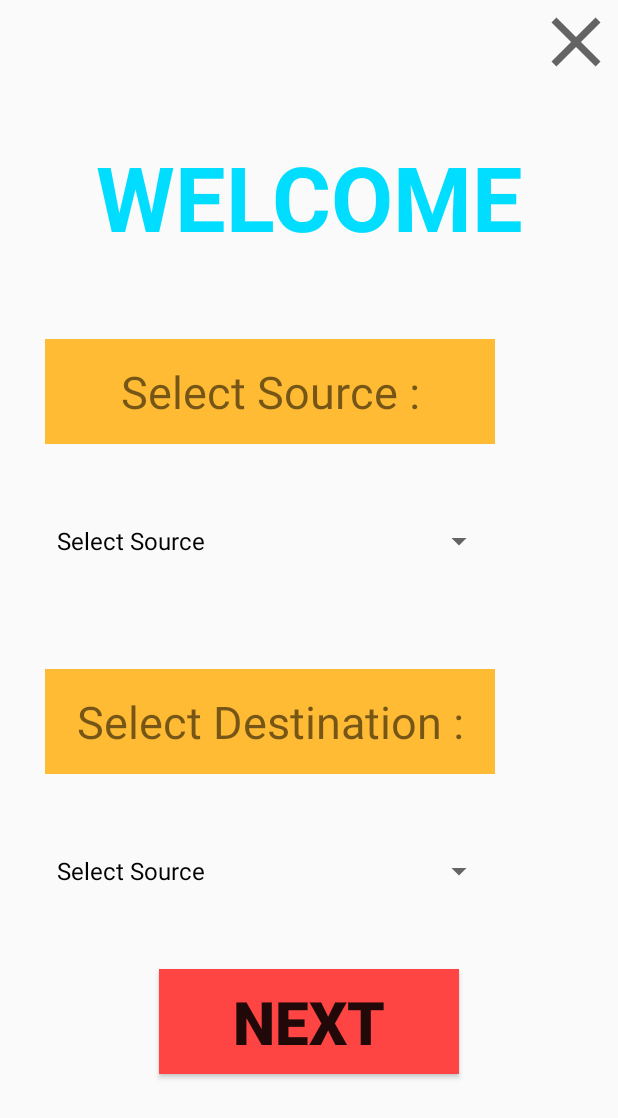
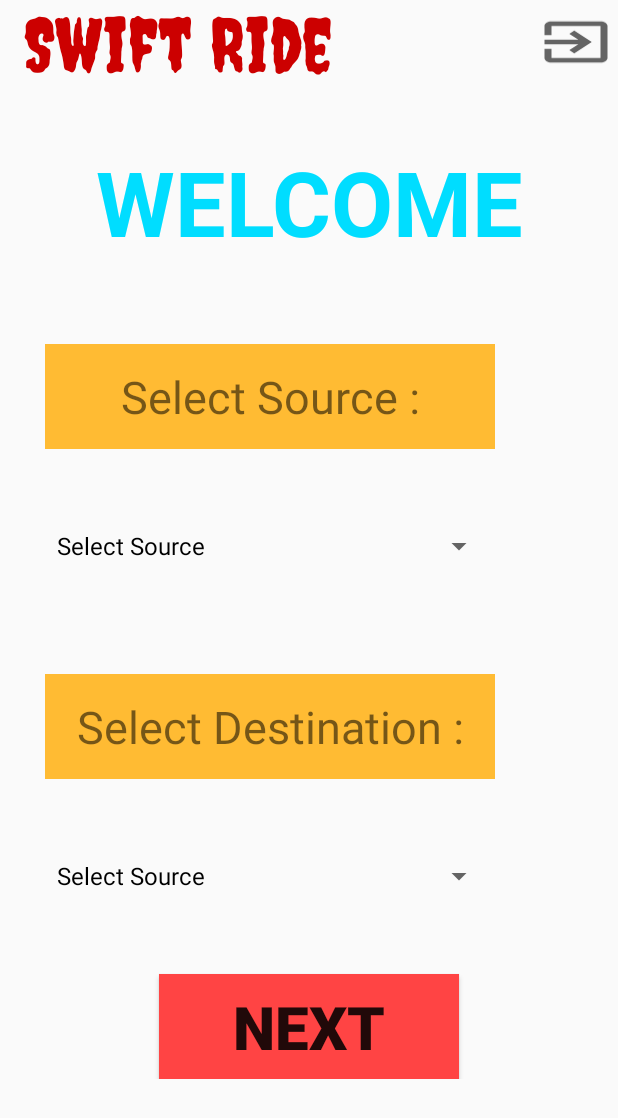
Before and after one commit to pjadhav138/BUS-Booking, an Android app: the Home screen opened directly, with no data from a screen before it, on a phone screen of 412 x 824 dp. Shown: the top 1118 px of the screen. Run offline under Robolectric (Android 15) with nearby library versions, the phone set to English and light mode, and no system bars.

Commit message:
recycler view onlong press= change and update sharedpreference objection session and all other class

```diff
--- a/app/src/main/AndroidManifest.xml
+++ b/app/src/main/AndroidManifest.xml
@@ -12,9 +12,6 @@
         <activity android:name=".view_bookings"></activity>
         <activity android:name=".HomeMain" />
         <activity android:name=".review_booking" />
-        <activity
-            android:name=".Select_bus"
-            android:exported="true" />
         <activity
             android:name=".Form"
             android:exported="true" />
--- a/app/src/main/java/com/example/practiceapp/Home.java
+++ b/app/src/main/java/com/example/practiceapp/Home.java
@@ -6,6 +6,7 @@ import android.app.AlertDialog;
 import android.content.DialogInterface;
 import android.content.Intent;
 import android.content.SharedPreferences;
+import android.graphics.Typeface;
 import android.os.Bundle;
 import android.util.Log;
 import android.view.View;
@@ -14,6 +15,7 @@ import android.widget.ArrayAdapter;
 import android.widget.Button;
 import android.widget.ImageView;
 import android.widget.Spinner;
+import android.widget.TextView;
 import android.widget.Toast;
 
 import org.json.JSONObject;
@@ -23,23 +25,29 @@ import static android.content.ContentValues.TAG;
 public class Home extends AppCompatActivity {
 
     Spinner source, destination;
+    TextView Logo;
     ImageView logout;
     Button next;
     String[] sourcelist = {"Select Source","Thane", "Mulund", "Bhandup", "Kanjur", "Vikroli", "Powai"};
  //   String[] destinationlist = {"Select Destination","Thane", "Mulund", "Bhandup", "Kanjur", "Vikroli", "Powai"};
-SharedPreferences preferences;
-SharedPreferences.Editor editor;
+    SessionManage session;
+
     @Override
     protected void onCreate(Bundle savedInstanceState) {
         super.onCreate(savedInstanceState);
         setContentView(R.layout.activity_home);
-        preferences = getSharedPreferences("MyApp",MODE_PRIVATE);
-        editor = preferences.edit();
+
+        session = new SessionManage(Home.this);
+
 
         source = findViewById(R.id.source);
         logout = findViewById(R.id.logout);
         destination = findViewById(R.id.destination);
         next = findViewById(R.id.next);
+
+        Logo = findViewById(R.id.logo);
+        Typeface font = Typeface.createFromAsset(getAssets(), "Creepster-Regular.ttf");
+        Logo.setTypeface(font);
 
         ArrayAdapter<String> adapter = new ArrayAdapter<>(Home.this, android.R.layout.simple_spinner_dropdown_item, sourcelist);
         source.setAdapter(adapter);
@@ -51,8 +59,7 @@ SharedPreferences.Editor editor;
             public void onClick(View v) {
                 startActivity(new Intent(Home.this,loginactivity.class));
                 finish();
-                editor.putBoolean("Is_login",false);
-                editor.commit();
+               session.setLoginStatus(false);
 
             }
         });
--- /dev/null
+++ b/app/src/main/res/drawable/log_out.xml
@@ -0,0 +1,10 @@
+<vector xmlns:android="http://schemas.android.com/apk/res/android"
+    android:width="15dp"
+    android:height="10dp"
+    android:viewportWidth="24"
+    android:viewportHeight="24"
+    android:tint="?attr/colorControlNormal">
+  <path
+      android:fillColor="@android:color/white"
+      android:pathData="M10.09,15.59L11.5,17l5,-5 -5,-5 -1.41,1.41L12.67,11H3v2h9.67l-2.58,2.59zM19,3H5c-1.11,0 -2,0.9 -2,2v4h2V5h14v14H5v-4H3v4c0,1.1 0.89,2 2,2h14c1.1,0 2,-0.9 2,-2V5c0,-1.1 -0.9,-2 -2,-2z"/>
+</vector>
--- a/app/src/main/res/layout/activity_home.xml
+++ b/app/src/main/res/layout/activity_home.xml
@@ -1,14 +1,30 @@
 <?xml version="1.0" encoding="utf-8"?>
-<LinearLayout android:layout_height="match_parent"
+
+<ScrollView xmlns:android="http://schemas.android.com/apk/res/android"
     android:layout_width="match_parent"
-    android:orientation="vertical"
-    xmlns:android="http://schemas.android.com/apk/res/android" >
+    android:layout_height="match_parent">
+
+    <LinearLayout xmlns:android="http://schemas.android.com/apk/res/android"
+        android:layout_width="match_parent"
+        android:layout_height="match_parent"
+        android:orientation="vertical">
+
         <androidx.appcompat.widget.Toolbar
             android:layout_width="match_parent"
             android:layout_height="wrap_content">
+
             <RelativeLayout
                 android:layout_width="match_parent"
                 android:layout_height="match_parent">
+
+                <TextView
+                    android:id="@+id/logo"
+                    android:layout_width="wrap_content"
+                    android:layout_height="wrap_content"
+                    android:text="Swift Ride"
+                    android:textColor="@android:color/holo_red_dark"
+                    android:textSize="50dp"></TextView>
+
 
                 <ImageView
                     android:id="@+id/logout"
@@ -16,35 +32,34 @@
                     android:layout_height="?attr/actionBarSize"
                     android:layout_alignParentRight="true"
                     android:layout_marginRight="0dp"
-      android:src="@drawable/ic_baseline_log_out" />
+                    android:src="@drawable/log_out" />
 
             </RelativeLayout>
         </androidx.appcompat.widget.Toolbar>
+
         <TextView
             android:layout_width="300dp"
             android:layout_height="150dp"
+            android:layout_gravity="center"
+            android:gravity="center"
             android:text="WELCOME"
-      android:gravity="center"
+            android:textColor="@android:color/holo_blue_bright"
             android:textSize="60dp"
-      android:layout_gravity="center"
-      android:textStyle="bold"
-      android:textColor="@android:color/holo_blue_bright">
-  </TextView>
+            android:textStyle="bold"></TextView>
 
 
         <TextView
             android:layout_width="300dp"
             android:layout_height="70dp"
-      android:textSize="30dp"
             android:layout_marginLeft="30dp"
             android:layout_marginTop="20dp"
-      android:text="Select Source :"
             android:background="@android:color/holo_orange_light"
             android:gravity="center"
+            android:text="Select Source :"
+            android:textSize="30dp"
             android:textStyle="normal">
 
         </TextView>
-
 
 
         <Spinner
@@ -52,21 +67,20 @@
             android:layout_width="300dp"
             android:layout_height="70dp"
             android:layout_margin="30dp"
-      android:textAlignment="center"
+            android:gravity="center"
             android:scrollbarStyle="outsideOverlay"
-      android:gravity="center">
-  </Spinner>
+            android:textAlignment="center"></Spinner>
 
 
         <TextView
             android:layout_width="300dp"
             android:layout_height="70dp"
-      android:textSize="30dp"
             android:layout_marginLeft="30dp"
             android:layout_marginTop="20dp"
-      android:text="Select Destination :"
             android:background="@android:color/holo_orange_light"
             android:gravity="center"
+            android:text="Select Destination :"
+            android:textSize="30dp"
             android:textStyle="normal">
 
         </TextView>
@@ -76,23 +90,21 @@
             android:layout_width="300dp"
             android:layout_height="70dp"
             android:layout_margin="30dp"
-      android:textAlignment="center"
+            android:gravity="center"
             android:scrollbarStyle="outsideOverlay"
-      android:gravity="center">
-  </Spinner>
+            android:textAlignment="center"></Spinner>
 
         <Button
             android:id="@+id/next"
+            style="@android:style/MediaButton.Next"
             android:layout_width="200dp"
             android:layout_height="70dp"
             android:layout_gravity="center"
+            android:background="@android:color/holo_red_light"
             android:text="Next"
             android:textSize="40dp"
-      android:textStyle="bold"
-      android:background="@android:color/holo_red_light"
-      style="@android:style/MediaButton.Next">
-  </Button>
-
+            android:textStyle="bold"></Button>
 
 
     </LinearLayout>
+</ScrollView>
--- a/app/src/main/res/layout/activity_loginactivity.xml
+++ b/app/src/main/res/layout/activity_loginactivity.xml
@@ -1,4 +1,9 @@
 <?xml version="1.0" encoding="utf-8"?>
+
+<ScrollView android:layout_height="match_parent"
+    android:layout_width="match_parent"
+    xmlns:android="http://schemas.android.com/apk/res/android">
+
 <LinearLayout
     android:layout_width="match_parent"
     android:layout_height="match_parent"
@@ -72,3 +77,4 @@
 
 
 </LinearLayout>
+</ScrollView>
```
Also changed, not shown: app/src/main/java/com/example/practiceapp/Form.java (+3 -9 lines), app/src/main/java/com/example/practiceapp/ListItem.java (+20 -0 lines), app/src/main/java/com/example/practiceapp/Select_bus.java (deleted, +0 -14 lines), app/src/main/java/com/example/practiceapp/SessionManage.java (added, +54 -0 lines), app/src/main/java/com/example/practiceapp/loginactivity.java (+5 -8 lines), app/src/main/java/com/example/practiceapp/review_booking.java (+15 -0 lines), app/src/main/java/com/example/practiceapp/view_bookings.java (+180 -16 lines), app/src/main/res/layout/activity_select_bus.xml (deleted, +0 -59 lines), app/src/main/res/layout/activity_view_bookings.xml (+41 -3 lines), app/src/main/res/layout/list_row.xml (+89 -7 lines). Lines whose indentation alone changed are shown as unchanged.
